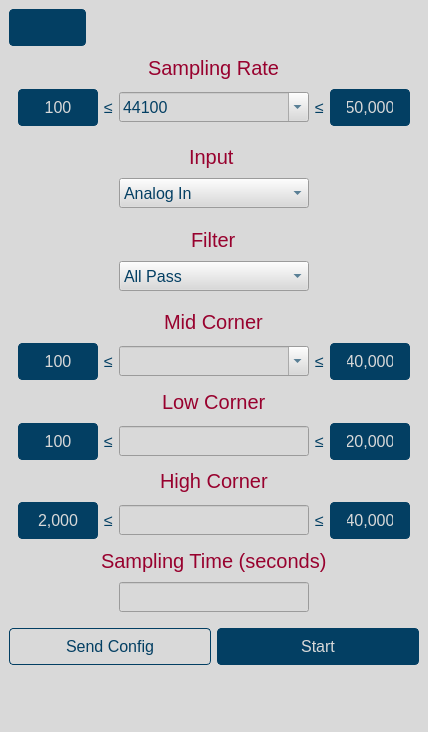
The window that gui/qtdesigner/BasicOperation.ui (wyattduber/CyDAQ) describes before a commit, drawn with Qt 5.
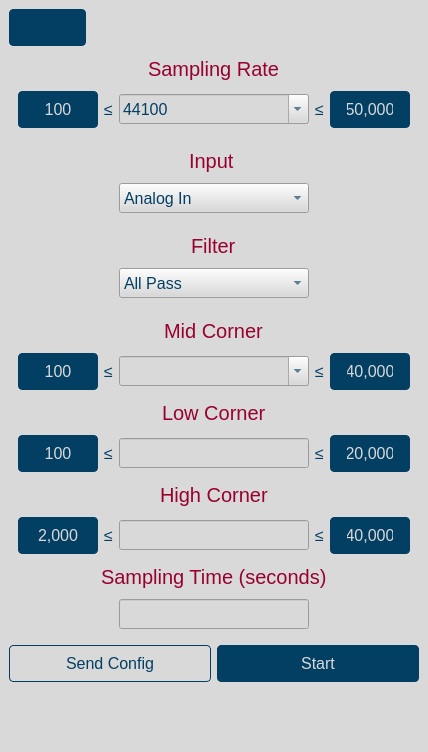
The same window after the commit. Icons and pictures are not drawn.

Commit message: Changed minimum height for basic op

The edit to the form file:
```diff
--- a/gui/qtdesigner/BasicOperation.ui
+++ b/gui/qtdesigner/BasicOperation.ui
@@ -10,13 +10,13 @@
     <x>0</x>
     <y>0</y>
     <width>428</width>
-    <height>732</height>
+    <height>752</height>
    </rect>
   </property>
   <property name="minimumSize">
    <size>
     <width>428</width>
-    <height>625</height>
+    <height>752</height>
    </size>
   </property>
   <property name="maximumSize">
```
The commit also changes 11 other files.
